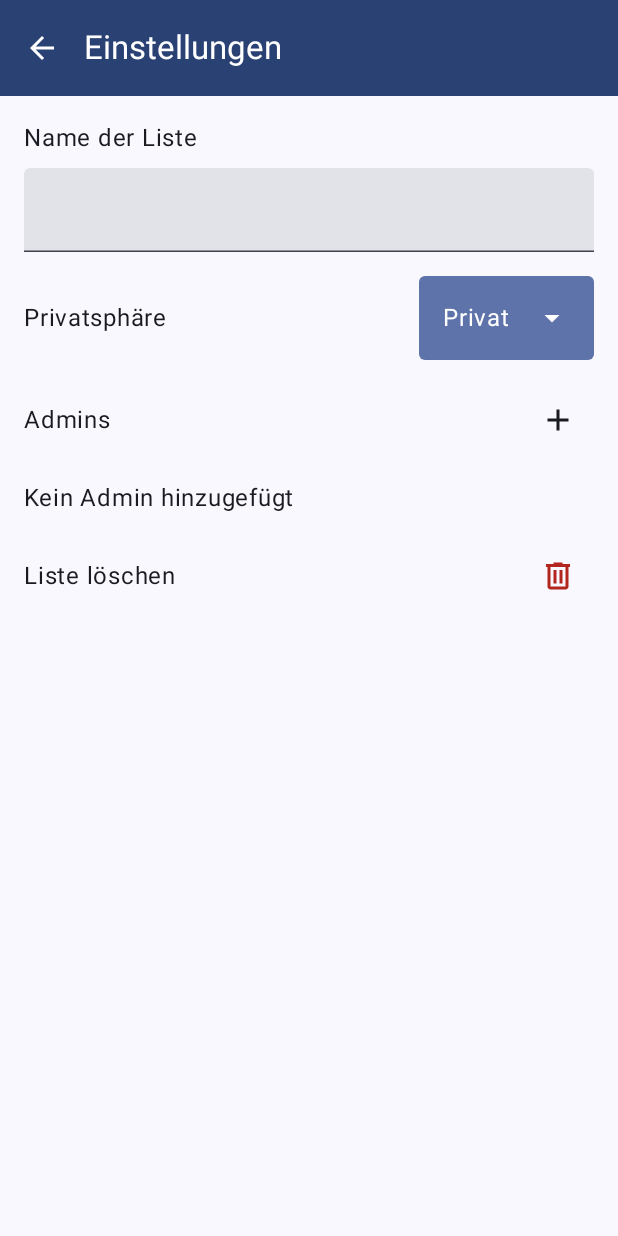
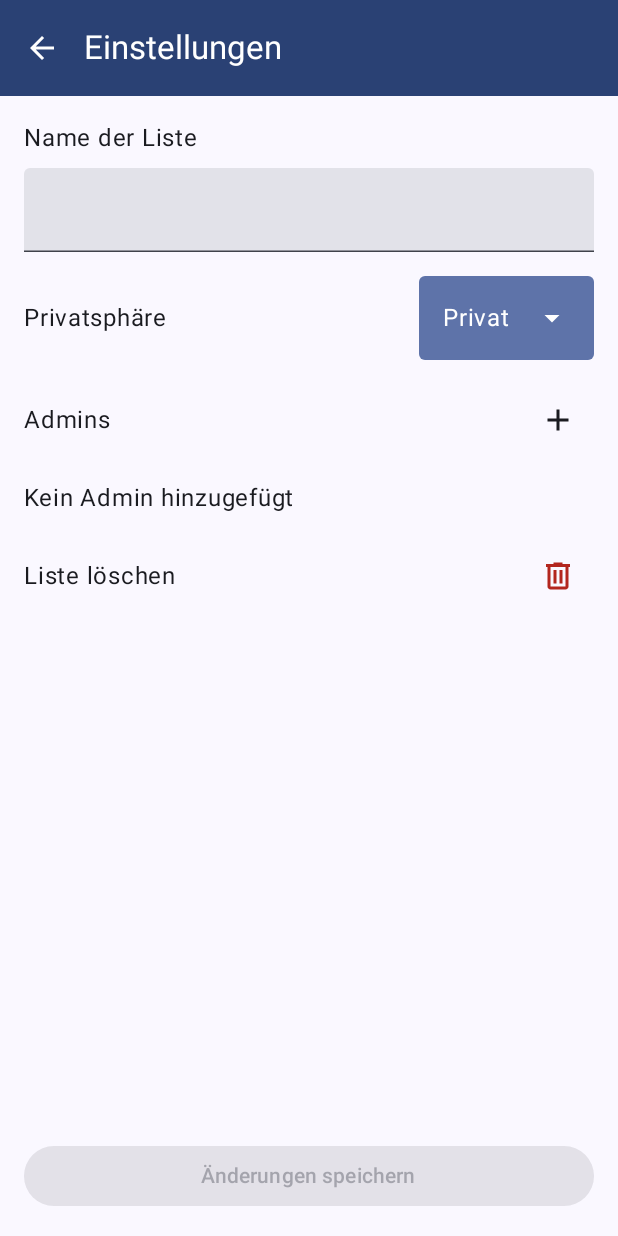
Before and after one commit to erikrei/Rireki, an Android app built with Jetpack Compose: the ListSettingsScreen screen opened through its navigation route, on a phone screen of 412 x 824 dp. Run offline under Robolectric (Android 15) with nearby library versions, the phone set to English and light mode, and no system bars; our stand-ins replace Firebase (no records; nobody signed in at launch, a user with empty details on screens opened directly).

Commit message:
Button Listeneinstellungen speichern - checkIfSettingsEqual überprüft die Einstellungen auf Unterschiede, bei Unterschieden kann der Button zum Speichern geklickt werden - Die Button's bei den Einstellungen und beim Hinzufügen eines Steckbriefs sind als BottomBar Composable implementiert, damit diese am unteren Bildschirm bleiben. Der Abstand mit Spacer und Weight Modifier funktioniert bei einer Column nicht, die gescrollt werden kann.

```diff
--- a/app/src/main/java/com/example/rireki/MainRireki.kt
+++ b/app/src/main/java/com/example/rireki/MainRireki.kt
@@ -14,6 +14,7 @@ import com.example.rireki.data.model.ListSettingsViewModel
 import com.example.rireki.data.model.UserViewModel
 import com.example.rireki.data.objects.Authentication
 import com.example.rireki.data.objects.Home
+import com.example.rireki.data.objects.HomeGraph
 import com.example.rireki.data.objects.homeGraph
 import com.example.rireki.ui.screens.AuthenticationScreen
 import com.google.firebase.auth.FirebaseAuth
@@ -38,7 +39,7 @@ fun MainRireki(
 
     NavHost(
         navController = navController,
-        startDestination = Authentication
+        startDestination = HomeGraph
     ) {
         composable<Authentication> {
             AuthenticationScreen(
--- a/app/src/main/java/com/example/rireki/data/objects/Home.kt
+++ b/app/src/main/java/com/example/rireki/data/objects/Home.kt
@@ -118,8 +118,11 @@ fun NavGraphBuilder.profileListGraph(
                 activeProfileListViewModel.uiState.value.profileList
             )
 
+            val settingsCopy = settingsViewModel.uiState.value.copy()
+
             ListSettingsScreen(
                 settingsViewModel = settingsViewModel,
+                settingsCopy = settingsCopy,
                 onNavigateBack = navigateBackList,
                 onListDelete = {
                     settingsViewModel.unshowListDeleteDialog()
--- /dev/null
+++ b/app/src/main/java/com/example/rireki/data/util/checkIfSettingsEqual.kt
@@ -0,0 +1,7 @@
+package com.example.rireki.data.util
+
+import com.example.rireki.data.state.ListSettingsUiState
+
+fun checkIfSettingsEqual(s1: ListSettingsUiState, s2: ListSettingsUiState): Boolean {
+    return s1.listName == s2.listName && s1.listPrivacy == s2.listPrivacy && s1.admins == s2.admins
+}
--- a/app/src/main/java/com/example/rireki/ui/components/ListSettings.kt
+++ b/app/src/main/java/com/example/rireki/ui/components/ListSettings.kt
@@ -12,6 +12,7 @@ import androidx.compose.foundation.layout.navigationBarsPadding
 import androidx.compose.foundation.layout.padding
 import androidx.compose.foundation.layout.size
 import androidx.compose.foundation.shape.RoundedCornerShape
+import androidx.compose.material3.Button
 import androidx.compose.material3.Card
 import androidx.compose.material3.Divider
 import androidx.compose.material3.ExperimentalMaterial3Api
@@ -272,3 +273,20 @@ fun ListSettingsPrivacyOption(
         )
     }
 }
+
+@Composable
+fun ListSettingsSaveButton(
+    onClick: () -> Unit,
+    enabled: Boolean,
+    modifier: Modifier = Modifier
+) {
+    Button(
+        onClick = onClick,
+        enabled = enabled,
+        modifier = modifier
+    ) {
+        Text(
+            text = stringResource(id = R.string.settings_save_button)
+        )
+    }
+}
--- a/app/src/main/java/com/example/rireki/ui/screens/ListSettingsScreen.kt
+++ b/app/src/main/java/com/example/rireki/ui/screens/ListSettingsScreen.kt
@@ -15,9 +15,12 @@ import androidx.compose.ui.Modifier
 import androidx.compose.ui.res.dimensionResource
 import com.example.rireki.R
 import com.example.rireki.data.model.ListSettingsViewModel
+import com.example.rireki.data.state.ListSettingsUiState
+import com.example.rireki.data.util.checkIfSettingsEqual
 import com.example.rireki.ui.components.ListSettingsAdminList
 import com.example.rireki.ui.components.ListSettingsBottomSheet
 import com.example.rireki.ui.components.ListSettingsPrivacyDialog
+import com.example.rireki.ui.components.ListSettingsSaveButton
 import com.example.rireki.ui.components.ListSettingsTopBar
 import com.example.rireki.ui.components.shared.ConfirmAlert
 import com.example.rireki.ui.components.shared.LabelWithDropdown
@@ -27,6 +30,7 @@ import com.example.rireki.ui.components.shared.LabelWithInput
 @Composable
 fun ListSettingsScreen(
     settingsViewModel: ListSettingsViewModel,
+    settingsCopy: ListSettingsUiState,
     onNavigateBack: () -> Unit,
     onListDelete: (String) -> Unit,
     modifier: Modifier = Modifier
@@ -36,7 +40,20 @@ fun ListSettingsScreen(
     Scaffold(
         topBar = { ListSettingsTopBar(
             onNavigateBack = onNavigateBack
-        ) }
+        ) },
+        bottomBar = {
+            ListSettingsSaveButton(
+                onClick = { /*TODO*/ },
+                enabled = !checkIfSettingsEqual(settingsCopy, settings),
+                modifier = Modifier
+                    .fillMaxWidth()
+                    .padding(
+                        start = dimensionResource(id = R.dimen.settings_bottom_bar_padding),
+                        end = dimensionResource(id = R.dimen.settings_bottom_bar_padding),
+                        bottom = dimensionResource(id = R.dimen.settings_bottom_bar_padding)
+                    )
+            )
+        }
     ) {
         paddingValues ->
             Column(
--- a/app/src/main/res/values/dimen.xml
+++ b/app/src/main/res/values/dimen.xml
@@ -46,6 +46,7 @@
     <dimen name="settings_admin_border_size">8.dp</dimen>
     <dimen name="settings_add_admin_padding">16.dp</dimen>
     <dimen name="settings_add_admin_component_padding">8.dp</dimen>
+    <dimen name="settings_bottom_bar_padding">16.dp</dimen>
 
     <!--  Profil hinzufügen  -->
     <dimen name="add_horizontal_padding">16.dp</dimen>
@@ -53,4 +54,5 @@
     <dimen name="add_component_spacing">16.dp</dimen>
     <dimen name="add_image_component_spacing">8.dp</dimen>
     <dimen name="add_image_padding">24.dp</dimen>
+    <dimen name="add_bottom_bar_padding">16.dp</dimen>
 </resources>
--- a/app/src/main/res/values/strings.xml
+++ b/app/src/main/res/values/strings.xml
@@ -47,6 +47,7 @@
     <string name="settings_delete_list_title">Liste löschen</string>
     <string name="settings_delete_list_confirm">Löschen</string>
     <string name="settings_delete_list_dismiss">Zurück</string>
+    <string name="settings_save_button">Änderungen speichern</string>
 
     <!--  Profil hinzufügen  -->
     <string name="add_title">Steckbrief hinzufügen</string>
```
Also changed, not shown: app/src/main/java/com/example/rireki/ui/screens/ListAddScreen.kt (+18 -11 lines).
